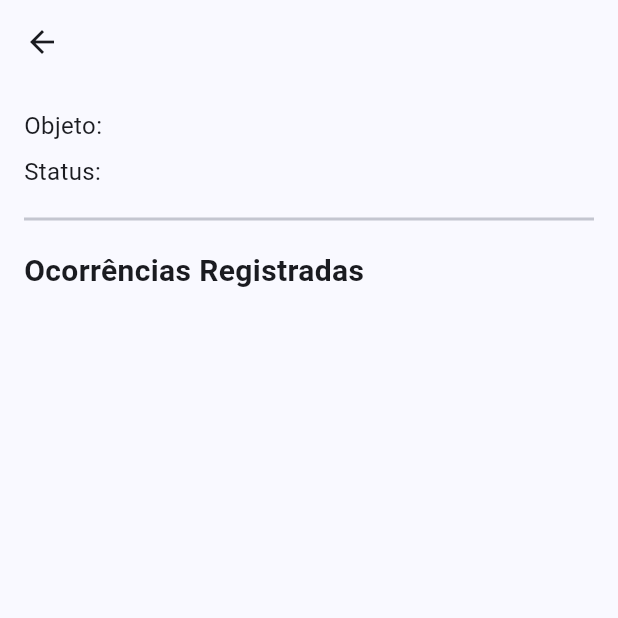
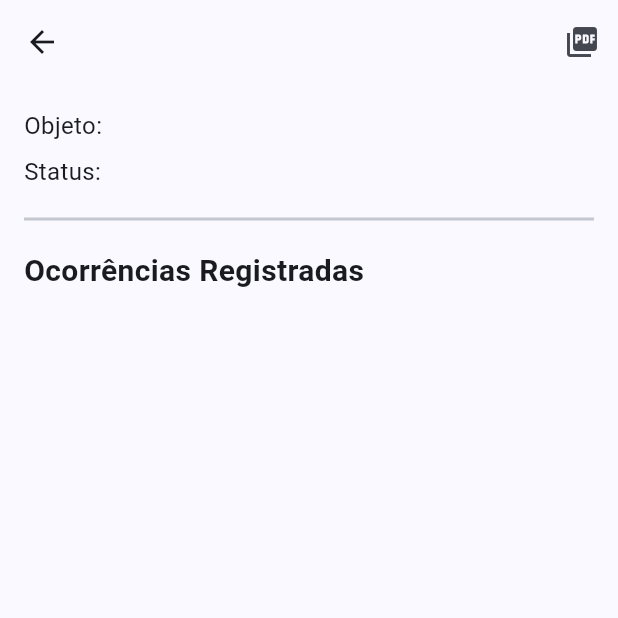
Before and after one commit to andlybras/orquestra_contratos_gestao_fiscalizacao, a Flutter app: the ContractDetailScreen screen opened directly with empty values, on a phone screen of 412 x 824 dp, the top half of it. Run offline on Flutter 3.47's test engine with Material 3 defaults, Android fonts, the light colour scheme and no system bars; our stand-ins replace geolocator, image_picker, open_file, pdf, printing, shared_preferences; accounts and stored records are empty.

Commit message:
feat: Adiciona geração de relatório para contrato específico

```diff
--- a/lib/screens/contract_detail_screen.dart
+++ b/lib/screens/contract_detail_screen.dart
@@ -3,10 +3,11 @@
 import 'package:flutter/material.dart';
 import 'package:orquestra_contratos_gestao_fiscalizacao/screens/add_occurrence_screen.dart';
 import 'package:orquestra_contratos_gestao_fiscalizacao/screens/occurrence_detail_screen.dart';
+// Importamos o serviço de relatório
+import 'package:orquestra_contratos_gestao_fiscalizacao/services/report_service.dart';
 
 class ContractDetailScreen extends StatefulWidget {
   final Map<String, dynamic> contrato;
-  // A função agora espera receber a lista de ocorrências atualizada como parâmetro
   final Function(List<dynamic>) onUpdate;
 
   const ContractDetailScreen({
@@ -21,6 +22,8 @@ class ContractDetailScreen extends StatefulWidget {
 
 class _ContractDetailScreenState extends State<ContractDetailScreen> {
   late List<dynamic> _ocorrencias;
+  // Criamos uma instância do serviço de relatório
+  final _reportService = ReportService();
 
   @override
   void initState() {
@@ -33,6 +36,20 @@ class _ContractDetailScreenState extends State<ContractDetailScreen> {
     return Scaffold(
       appBar: AppBar(
         title: Text(widget.contrato['numero']!),
+        // ADICIONAMOS O BOTÃO DE AÇÃO AQUI
+        actions: [
+          IconButton(
+            icon: const Icon(Icons.picture_as_pdf),
+            tooltip: 'Gerar Relatório do Contrato',
+            onPressed: () {
+              ScaffoldMessenger.of(context).showSnackBar(
+                const SnackBar(content: Text('Gerando relatório para este contrato...')),
+              );
+              // Chamamos o novo método para gerar o relatório do contrato atual
+              _reportService.gerarRelatorioParaContratoUnico(widget.contrato);
+            },
+          ),
+        ],
       ),
       body: Padding(
         padding: const EdgeInsets.all(16.0),
@@ -56,18 +73,13 @@ class _ContractDetailScreenState extends State<ContractDetailScreen> {
                   return Card(
                     child: ListTile(
                       title: Text(ocorrencia['titulo']!),
-                      subtitle: Text(
-                        ocorrencia['descricao']!,
-                        overflow: TextOverflow.ellipsis,
-                      ),
+                      subtitle: Text(ocorrencia['descricao']!, overflow: TextOverflow.ellipsis),
                       trailing: Text(ocorrencia['data']!),
                       onTap: () {
                         Navigator.push(
                           context,
                           MaterialPageRoute(
-                            builder: (context) => OccurrenceDetailScreen(
-                              ocorrencia: ocorrencia,
-                            ),
+                            builder: (context) => OccurrenceDetailScreen(ocorrencia: ocorrencia),
                           ),
                         );
                       },
@@ -85,11 +97,9 @@ class _ContractDetailScreenState extends State<ContractDetailScreen> {
             context,
             MaterialPageRoute(builder: (context) => const AddOccurrenceScreen()),
           );
-
           if (novaOcorrencia != null) {
             setState(() {
               _ocorrencias.add(novaOcorrencia);
-              // Passamos a lista atualizada de volta para a HomeScreen
               widget.onUpdate(_ocorrencias);
             });
           }
```
Also changed, not shown: lib/services/report_service.dart (+18 -9 lines).
